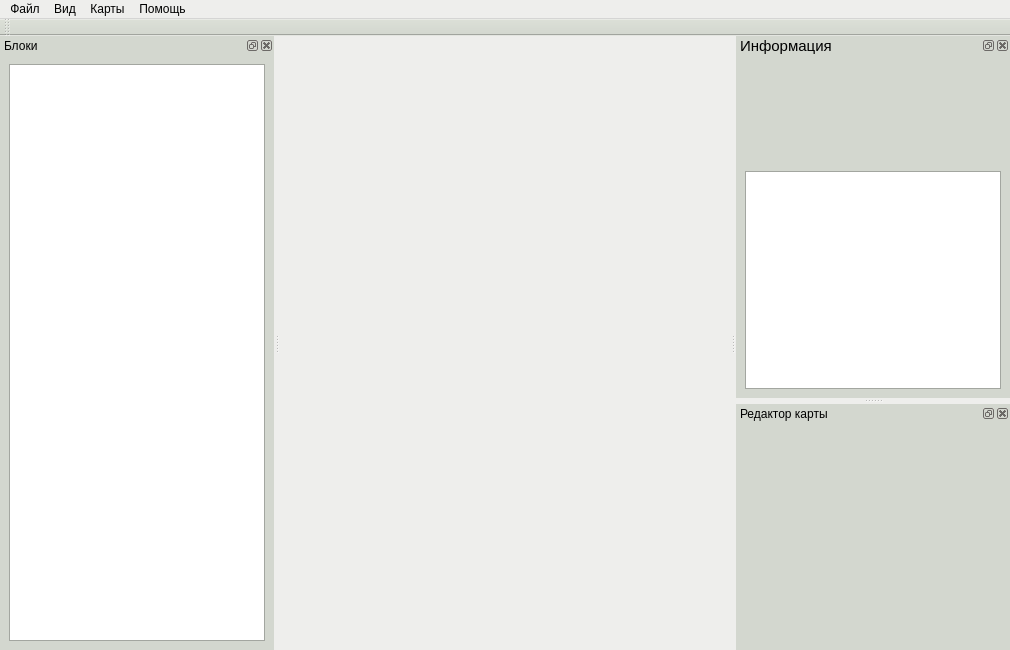
Before: the Qt Designer form main_design.ui in moevm/mse_visual_map_editor_for_duckietown, drawn with Qt 5.
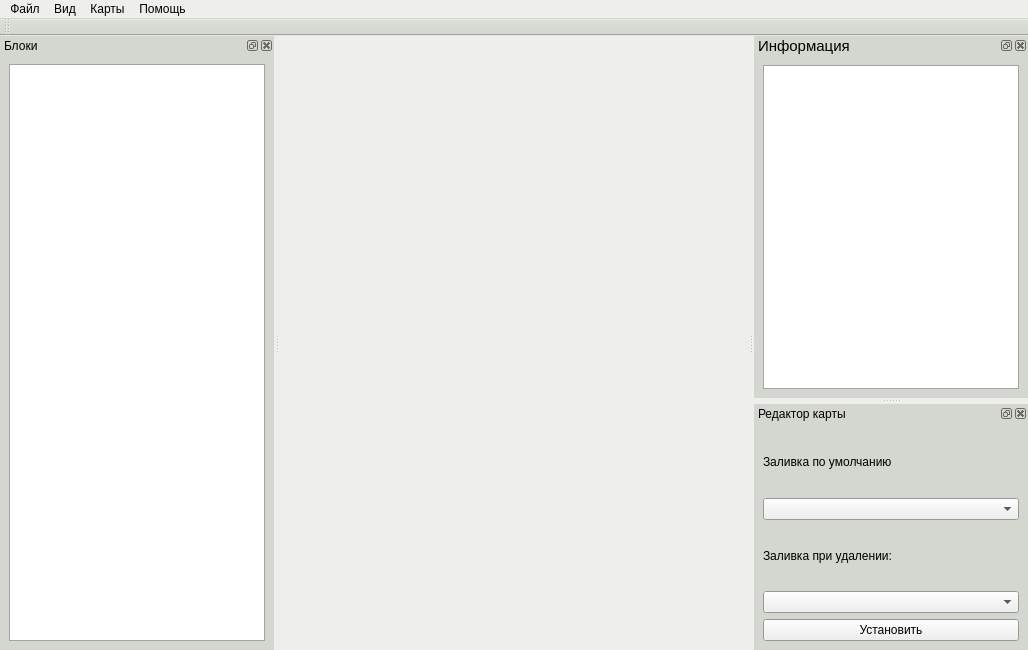
After: the same form once the commit is applied.

Patch:
```diff
--- a/main_design.ui
+++ b/main_design.ui
@@ -6,7 +6,7 @@
    <rect>
     <x>0</x>
     <y>0</y>
-    <width>1010</width>
+    <width>1028</width>
     <height>650</height>
    </rect>
   </property>
@@ -158,7 +158,7 @@
     <rect>
      <x>0</x>
      <y>0</y>
-     <width>1010</width>
+     <width>1028</width>
      <height>22</height>
     </rect>
    </property>
@@ -503,44 +503,7 @@
    <widget class="QWidget" name="dockWidgetContents_2">
     <layout class="QVBoxLayout" name="verticalLayout">
      <item>
-      <layout class="QHBoxLayout" name="horizontalLayout_2">
-       <item>
-        <spacer name="horizontalSpacer">
-         <property name="orientation">
-          <enum>Qt::Horizontal</enum>
-         </property>
-         <property name="sizeHint" stdset="0">
-          <size>
-           <width>40</width>
-           <height>28</height>
-          </size>
-         </property>
-        </spacer>
-       </item>
-       <item>
-        <widget class="QWidget" name="small_widget" native="true">
-         <property name="minimumSize">
-          <size>
-           <width>100</width>
-           <height>100</height>
-          </size>
-         </property>
-        </widget>
-       </item>
-       <item>
-        <spacer name="horizontalSpacer_2">
-         <property name="orientation">
-          <enum>Qt::Horizontal</enum>
-         </property>
-         <property name="sizeHint" stdset="0">
-          <size>
-           <width>40</width>
-           <height>20</height>
-          </size>
-         </property>
-        </spacer>
-       </item>
-      </layout>
+      <layout class="QHBoxLayout" name="horizontal_layout"/>
      </item>
      <item>
       <widget class="QTextBrowser" name="info_browser">
@@ -561,7 +524,7 @@
    </property>
    <property name="minimumSize">
     <size>
-     <width>175</width>
+     <width>183</width>
      <height>245</height>
     </size>
    </property>
@@ -644,7 +607,37 @@
    <attribute name="dockWidgetArea">
     <number>2</number>
    </attribute>
-   <widget class="QWidget" name="dockWidgetContents_3"/>
+   <widget class="QWidget" name="dockWidgetContents_3">
+    <layout class="QVBoxLayout" name="verticalLayout_3">
+     <item>
+      <widget class="QLabel" name="default_fill_label">
+       <property name="text">
+        <string>Заливка по умолчанию</string>
+       </property>
+      </widget>
+     </item>
+     <item>
+      <widget class="QComboBox" name="default_fill"/>
+     </item>
+     <item>
+      <widget class="QLabel" name="delete_fill_label">
+       <property name="text">
+        <string>Заливка при удалении:</string>
+       </property>
+      </widget>
+     </item>
+     <item>
+      <widget class="QComboBox" name="delete_fill"/>
+     </item>
+     <item>
+      <widget class="QPushButton" name="set_fill">
+       <property name="text">
+        <string>Установить</string>
+       </property>
+      </widget>
+     </item>
+    </layout>
+   </widget>
   </widget>
   <action name="open_map">
    <property name="text">
```
Left out of the diff: 10 changed lines with no effect on the pictures.
